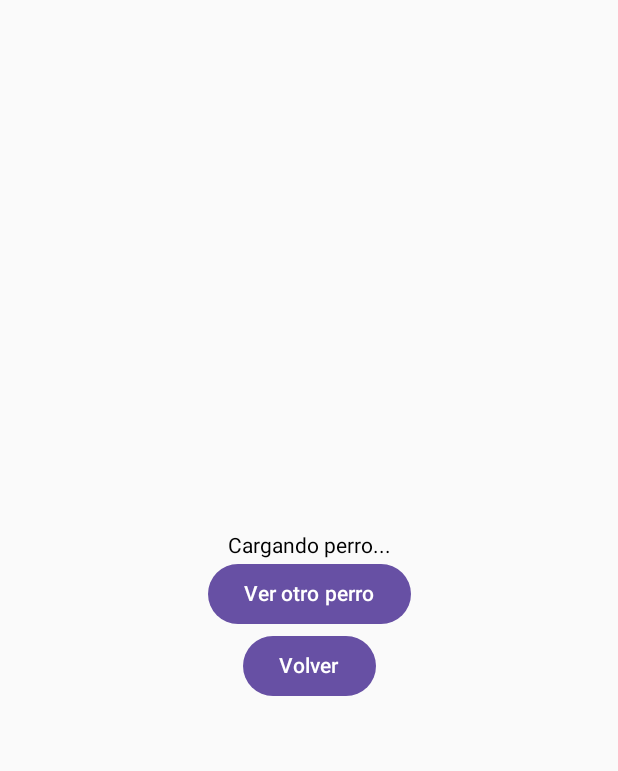
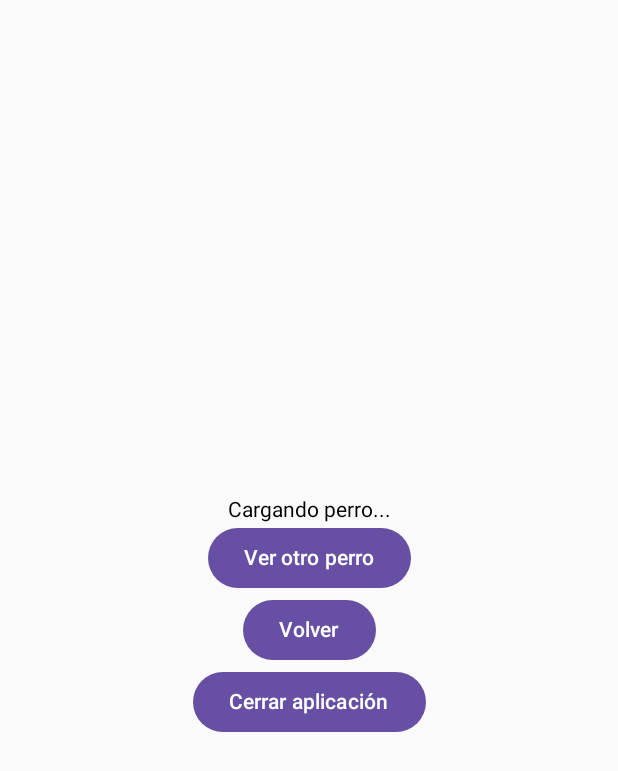
Before and after one commit to NottWald0/tareaComposse, an Android app built with Jetpack Compose: the DogScreen screen opened through its navigation route, on a phone screen of 412 x 824 dp. Shown: the top 771 px of the screen. Run offline under Robolectric (Android 15) with nearby library versions, the phone set to English and light mode, and no system bars; our stand-ins replace Firebase (no records; nobody signed in at launch, a user with empty details on screens opened directly); pictures from the network do not load.

Commit message:
Boton para cerrar la app en la pantalla de consulta

```diff
--- a/app/src/main/AndroidManifest.xml
+++ b/app/src/main/AndroidManifest.xml
@@ -4,6 +4,8 @@
 
     <!-- Permiso para acceder a internet -->
     <uses-permission android:name="android.permission.INTERNET" />
+    <uses-permission android:name="android.permission.POST_NOTIFICATIONS" />
+
     <application
         android:allowBackup="true"
         android:dataExtractionRules="@xml/data_extraction_rules"
--- a/app/src/main/java/com/example/tareafinalcompose/MainActivity.kt
+++ b/app/src/main/java/com/example/tareafinalcompose/MainActivity.kt
@@ -23,16 +23,20 @@ import com.example.tareafinalcompose.pantallas.SignInScreen
 
 class MainActivity : ComponentActivity() {
 
-    private var userHasConsulted by mutableStateOf(false) // Variable para verificar si el usuario realizó la consulta
-    private val handler = Handler(Looper.getMainLooper()) // Handler para ejecutar el Runnable
-    private var currentScreen by mutableStateOf("home") // Variable para almacenar la pantalla actual
+    // Variable para verificar si el usuario realizó la consulta a la API
+    private var userHasConsulted by mutableStateOf(false)
+
+    // Handler para ejecutar el Runnable periódicamente
+    private val handler = Handler(Looper.getMainLooper())
+
+    // Variable para almacenar la pantalla actual
+    private var currentScreen by mutableStateOf("home")
 
     // Runnable que se encargará de mostrar las notificaciones periódicas
     private val toastRunnable = object : Runnable {
         override fun run() {
             // Mostrar la notificación solo si el usuario no ha consultado la API y si no está en la pantalla de inicio de sesión
             if (!userHasConsulted && currentScreen != "signin") {
-                // Mostrar la notificación periódica
                 showNotification()
 
                 // Volver a ejecutar el Runnable cada 500 ms
@@ -44,28 +48,30 @@ class MainActivity : ComponentActivity() {
     override fun onCreate(savedInstanceState: Bundle?) {
         super.onCreate(savedInstanceState)
         enableEdgeToEdge()
+
         setContent {
             val navController = rememberNavController()
             val authManager = FirebaseAuthManager()
 
-            // Comprobamos si el usuario está autenticado al iniciar la app
+            // Determinar la pantalla de inicio según el estado de autenticación del usuario
             val startDestination = if (authManager.isUserLoggedIn()) "home" else "signin"
 
-            // Configuramos el NavHost con la pantalla correspondiente como destino inicial
+            // Configuración de la navegación
             NavHost(navController = navController, startDestination = startDestination) {
                 composable("signin") {
-                    // Actualizamos el estado actual a "signin"
                     currentScreen = "signin"
                     SignInScreen(navController, onSignOut = { onSignOut(navController) })
                 }
 
                 composable("home") {
-                    // Restablecer la variable cuando el usuario regrese a la pantalla de inicio
                     currentScreen = "home"
                     userHasConsulted = false
 
-                    // Mostrar la notificación solo si el usuario está en la pantalla de inicio
-                    HomeScreen(navController, onSignOut = { onSignOut(navController) }, onConsultationDone = { onConsultationDone() })
+                    HomeScreen(
+                        navController,
+                        onSignOut = { onSignOut(navController) },
+                        onConsultationDone = { onConsultationDone() }
+                    )
 
                     // Iniciar el Runnable solo si el usuario no ha consultado
                     if (!userHasConsulted) {
@@ -79,21 +85,23 @@ class MainActivity : ComponentActivity() {
 
                 // Ruta para la pantalla de registro
                 composable("register") {
-                    RegisterScreen(navController) // Navegar a RegisterScreen
+                    RegisterScreen(navController)
                 }
             }
         }
 
-        // Mostrar una notificación cuando el usuario acceda a la aplicación
+        // Mostrar una notificación al iniciar la aplicación
         showNotification()
     }
 
-    // Función para mostrar una notificación
+    /**
+     * Función para mostrar una notificación al usuario
+     */
     private fun showNotification() {
         val notificationManager = getSystemService(Context.NOTIFICATION_SERVICE) as NotificationManager
         val channelId = "reminder_channel"
 
-        // Crear el canal de notificación (para Android 8.0 y versiones superiores)
+        // Crear el canal de notificación para Android 8.0 y superior
         if (android.os.Build.VERSION.SDK_INT >= android.os.Build.VERSION_CODES.O) {
             val channel = NotificationChannel(
                 channelId,
@@ -103,7 +111,7 @@ class MainActivity : ComponentActivity() {
             notificationManager.createNotificationChannel(channel)
         }
 
-        // Construir la notificación
+        // Construcción de la notificación
         val notification = Notification.Builder(this, channelId)
             .setContentTitle("Recuerda consultar la API")
             .setContentText("¡No olvides consultar la API para más información!")
@@ -114,32 +122,29 @@ class MainActivity : ComponentActivity() {
         notificationManager.notify(1, notification)
     }
 
-    // Función que marcará al usuario como "ya consultado"
+    /**
+     * Función que se ejecuta cuando el usuario ha realizado la consulta
+     */
     private fun onConsultationDone() {
-        // Cambiar el estado a que el usuario ha hecho la consulta
         userHasConsulted = true
-
-        // Detener el Runnable cuando el usuario realiza la consulta
-        handler.removeCallbacks(toastRunnable) // Detenemos el Runnable de las notificaciones
+        handler.removeCallbacks(toastRunnable) // Detener las notificaciones periódicas
     }
 
-    // Función que manejará el cierre de sesión
+    /**
+     * Función que maneja el cierre de sesión
+     */
     private fun onSignOut(navController: NavController) {
-        // Detener el Runnable al cerrar sesión
-        handler.removeCallbacks(toastRunnable)
-
-        // Restablecer el estado de la consulta y otras variables
+        handler.removeCallbacks(toastRunnable) // Detener el Runnable al cerrar sesión
         userHasConsulted = false
 
-        // Redirigir a la pantalla de inicio de sesión
+        // Redirigir a la pantalla de inicio de sesión y limpiar la pila de navegación
         navController.navigate("signin") {
-            // Limpiar la pila de navegación para que no se pueda volver a la pantalla de home después de cerrar sesión
             popUpTo("signin") { inclusive = true }
         }
     }
 
     override fun onDestroy() {
         super.onDestroy()
-        handler.removeCallbacks(toastRunnable) // Asegurarse de detener el Runnable si la actividad se destruye
+        handler.removeCallbacks(toastRunnable) // Asegurar que el Runnable se detiene al destruir la actividad
     }
 }
--- a/app/src/main/java/com/example/tareafinalcompose/pantallas/Home.kt
+++ b/app/src/main/java/com/example/tareafinalcompose/pantallas/Home.kt
@@ -15,56 +15,81 @@ import androidx.navigation.NavController
 import kotlinx.coroutines.delay
 
 @Composable
-fun HomeScreen(navController: NavController, onSignOut: () -> Unit, onConsultationDone: () -> Unit) {
+fun HomeScreen(
+    navController: NavController,
+    onSignOut: () -> Unit,
+    onConsultationDone: () -> Unit
+) {
+    // Instancia del administrador de Firestore
     val firestoreManager = FirebaseFirestoreManager()
-    val user = firestoreManager.getCurrentUser() // Obtener usuario actual
 
-    var userHasConsulted by remember { mutableStateOf(false) } // Estado para controlar si el usuario ya consultó
+    // Obtener el usuario actual desde Firestore
+    val user = firestoreManager.getCurrentUser()
 
-    // Si el usuario no está autenticado, redirigir a la pantalla de registro
+    // Estado que indica si el usuario ya ha realizado una consulta
+    var userHasConsulted by remember { mutableStateOf(false) }
+
+    // Si el usuario no está autenticado, redirigirlo a la pantalla de inicio de sesión
     LaunchedEffect(user?.uid) {
         if (user == null) {
+            // Navegar a la pantalla de inicio de sesión
             navController.navigate("signIn") {
-                popUpTo("home") { inclusive = true } // Limpiar la pila de navegación para que no se pueda volver a la pantalla de inicio
+                popUpTo("home") { inclusive = true } // Limpiar la pila de navegación para no regresar a la pantalla de inicio
             }
         }
     }
 
+    // Layout principal de la pantalla con un Surface para establecer el fondo
     Surface(modifier = Modifier.fillMaxSize(), color = MaterialTheme.colorScheme.background) {
+        // Caja para centrar el contenido
         Box(modifier = Modifier.fillMaxSize(), contentAlignment = Alignment.Center) {
-            Column(horizontalAlignment = Alignment.CenterHorizontally, modifier = Modifier.padding(16.dp)) {
+
+            // Columna que organiza los elementos verticalmente
+            Column(
+                horizontalAlignment = Alignment.CenterHorizontally,
+                modifier = Modifier.padding(16.dp)
+            ) {
+                // Mostrar el nombre o correo electrónico del usuario
                 Text("Bienvenido, ${user?.email ?: "Usuario"}", style = MaterialTheme.typography.titleLarge)
-                Spacer(modifier = Modifier.height(24.dp))
 
+                Spacer(modifier = Modifier.height(24.dp)) // Espacio entre los elementos
+
+                // Botón para cerrar sesión
                 Button(onClick = {
-                    // Cerrar sesión y redirigir a la pantalla de inicio de sesión
+                    // Cerrar sesión en Firestore
                     firestoreManager.signOut()
-                    onSignOut() // Ejecuta la función onSignOut pasada como parámetro
+                    // Llamar a la función onSignOut para realizar acciones adicionales (ej. mostrar pantalla de inicio)
+                    onSignOut()
+                    // Navegar a la pantalla de inicio de sesión y limpiar la pila de navegación
                     navController.navigate("signIn") {
-                        popUpTo("home") { inclusive = true } // Limpiar la pila de navegación para que no se pueda volver a la pantalla de inicio
+                        popUpTo("home") { inclusive = true }
                     }
                 }) {
-                    Text("Cerrar sesión")
+                    Text("Cerrar sesión") // Texto del botón
                 }
 
-                Spacer(modifier = Modifier.height(16.dp))
+                Spacer(modifier = Modifier.height(16.dp)) // Espacio entre los botones
 
+                // Botón para realizar una consulta
                 Button(onClick = {
                     // Redirigir a la pantalla de consulta (DogScreen)
                     navController.navigate("DogScreen")
-                    userHasConsulted = true // Cambiar el estado cuando se hace la consulta
+                    // Cambiar el estado indicando que el usuario ha realizado la consulta
+                    userHasConsulted = true
                 }) {
-                    Text("Realizar consulta")
+                    Text("Realizar consulta") // Texto del botón
                 }
             }
         }
     }
 
-    // Resetear el estado de consulta al regresar a Home
+    // Efecto para realizar acciones después de que el usuario haya regresado a la pantalla de inicio
     LaunchedEffect(navController.currentBackStackEntry) {
         if (userHasConsulted) {
-            onConsultationDone()  // Marca que la consulta fue realizada
+            // Ejecutar la función onConsultationDone para indicar que la consulta fue realizada
+            onConsultationDone()
         }
-        userHasConsulted = false // Resetear el estado después de la consulta
+        // Resetear el estado de la consulta
+        userHasConsulted = false
     }
 }
--- a/app/src/main/java/com/example/tareafinalcompose/pantallas/Perro.kt
+++ b/app/src/main/java/com/example/tareafinalcompose/pantallas/Perro.kt
@@ -1,6 +1,7 @@
 package com.example.tareafinalcompose.pantallas
 
 import androidx.compose.foundation.Image
+import androidx.compose.foundation.layout.Arrangement
 import androidx.compose.foundation.layout.Column
 import androidx.compose.foundation.layout.fillMaxSize
 import androidx.compose.foundation.layout.wrapContentSize
@@ -21,60 +22,77 @@ import kotlinx.coroutines.launch
 
 @Composable
 fun DogScreen(navController: NavController, onConsultationDone: () -> Unit) {
+    // Crear un alcance de corrutinas para gestionar las tareas asíncronas
     val coroutineScope = rememberCoroutineScope()
+
+    // Estado para almacenar la URL de la imagen del perro
     val dogImageUrl = remember { mutableStateOf("") }
 
-    // Hacer la solicitud cuando la pantalla se carga
+    // Realizar la solicitud para obtener una imagen de perro cuando la pantalla se carga
     LaunchedEffect(true) {
         coroutineScope.launch {
             try {
+                // Hacer la solicitud a la API para obtener un perro aleatorio
                 val response = RetrofitInstance.dogApiService.getRandomDog()
                 if (response.isSuccessful) {
+                    // Si la respuesta es exitosa, asignar la URL de la imagen
                     dogImageUrl.value = response.body()?.firstOrNull()?.url ?: ""
-                    onConsultationDone()  // Marca que el usuario ha hecho la consulta cuando la imagen se carga
+                    // Marcar que la consulta fue realizada
+                    onConsultationDone()
                 }
             } catch (e: Exception) {
+                // Manejar cualquier error (por ejemplo, error de red)
                 dogImageUrl.value = ""
-                // Manejo de error
             }
         }
     }
 
+    // Estructura principal de la pantalla con una columna
     Column(
-        modifier = Modifier.fillMaxSize(),
-        horizontalAlignment = Alignment.CenterHorizontally,
-        verticalArrangement = androidx.compose.foundation.layout.Arrangement.Center
+        modifier = Modifier.fillMaxSize(), // Asegura que la columna ocupe toda la pantalla
+        horizontalAlignment = Alignment.CenterHorizontally, // Centrar horizontalmente
+        verticalArrangement = Arrangement.Center // Centrar verticalmente
     ) {
-        // Mostrar imagen del perro si hay una URL
+        // Mostrar la imagen del perro si la URL no está vacía
         if (dogImageUrl.value.isNotEmpty()) {
             Image(
-                painter = rememberImagePainter(dogImageUrl.value),
-                contentDescription = "Random Dog",
-                modifier = Modifier.wrapContentSize(),
-                contentScale = ContentScale.Crop
+                painter = rememberImagePainter(dogImageUrl.value), // Cargar la imagen desde la URL
+                contentDescription = "Random Dog", // Descripción de la imagen para accesibilidad
+                modifier = Modifier.wrapContentSize(), // Ajustar el tamaño de la imagen
+                contentScale = ContentScale.Crop // Recortar la imagen para ajustarla
             )
         } else {
+            // Mostrar un texto mientras se carga la imagen
             Text("Cargando perro...")
         }
 
+        // Botón para ver otro perro
         Button(onClick = {
-            // Recargar imagen al hacer clic
+            // Recargar una nueva imagen cuando el usuario hace clic
             coroutineScope.launch {
-                dogImageUrl.value = ""
+                dogImageUrl.value = "" // Limpiar la URL anterior
                 val response = RetrofitInstance.dogApiService.getRandomDog()
                 if (response.isSuccessful) {
+                    // Asignar la nueva imagen si la solicitud fue exitosa
                     dogImageUrl.value = response.body()?.firstOrNull()?.url ?: ""
                 }
             }
         }) {
-            Text("Ver otro perro")
+            Text("Ver otro perro") // Texto del botón
         }
 
-        // Botón para volver a la pantalla Home
+        // Botón para volver a la pantalla de inicio
         Button(onClick = {
             navController.navigate("home") // Navegar a la pantalla "Home"
         }) {
-            Text("Volver")
+            Text("Volver") // Texto del botón
+        }
+
+        // Botón para cerrar la aplicación
+        Button(onClick = {
+            System.exit(0) // Cierra la aplicación
+        }) {
+            Text("Cerrar aplicación") // Texto del botón
         }
     }
 }
```
Also changed, not shown: app/src/main/java/com/example/tareafinalcompose/pantallas/Login.kt (+23 -9 lines), app/src/main/java/com/example/tareafinalcompose/pantallas/Registro.kt (+61 -6 lines).
